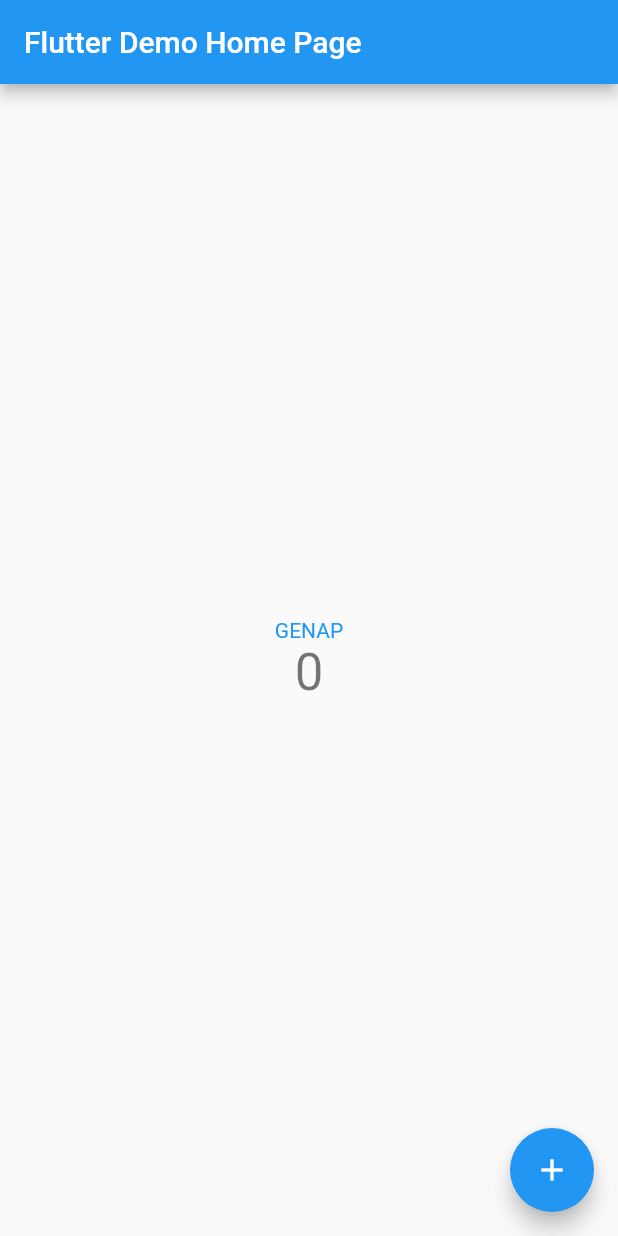
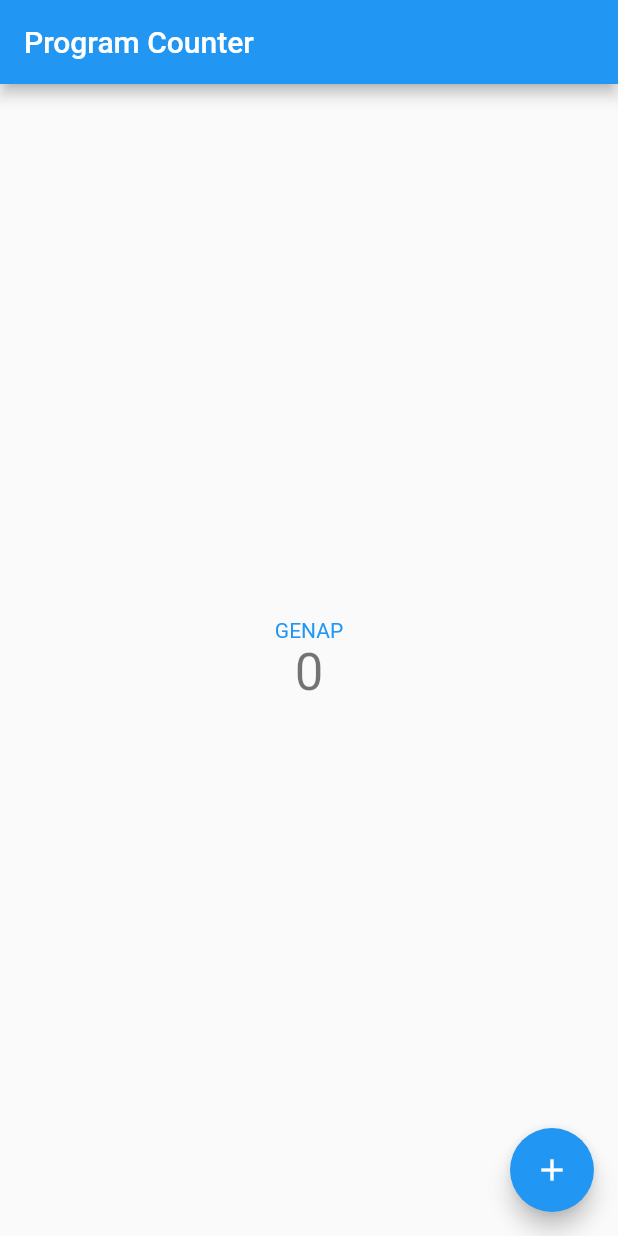
Before and after one commit to HansTM/pbp-tugas-flutter, a Flutter app: the screen it shows after launch, on a phone screen of 412 x 824 dp. Run offline on Flutter 3.47's test engine with Material 2 defaults, Android fonts, the phone set to English and light mode, and no system bars.

Commit message:
Tugas 7: Ubah judul halaman

```diff
--- a/lib/main.dart
+++ b/lib/main.dart
@@ -14,7 +14,7 @@ class MyApp extends StatelessWidget {
       theme: ThemeData(
         primarySwatch: Colors.blue,
       ),
-      home: const MyHomePage(title: 'Flutter Demo Home Page'),
+      home: const MyHomePage(title: 'Program Counter'),
     );
   }
 }
```
